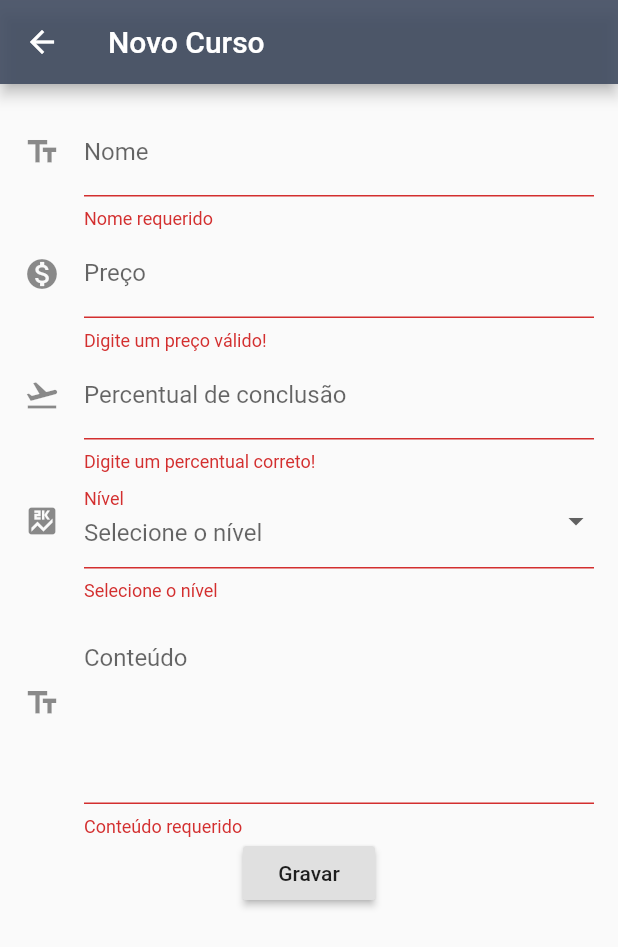
After one commit to Jhow-R/lista-cursos-app, a Flutter app: the CursosNovoScreen screen opened by its route, after a tap on "Gravar", on a phone screen of 412 x 824 dp. The commit adds this screen. Shown: the top 947 px of the screen. Run offline on Flutter 3.47's test engine with Material 2 defaults, Android fonts, the phone set to English and light mode, and no system bars; Roboto replaces fonts that are missing (Arial).

Commit message:
Criando formulário para cadastro de novos cursos

```diff
--- a/lib/main.dart
+++ b/lib/main.dart
@@ -1,5 +1,6 @@
 import 'package:flutter/material.dart';
 import 'package:lista_cursos/screens/cursos_detalhes_screen.dart';
+import 'package:lista_cursos/screens/cursos_novo_screen.dart';
 import 'package:lista_cursos/screens/cursos_screen.dart';
 
 void main() {
@@ -12,21 +13,18 @@ class MyApp extends StatelessWidget {
     return MaterialApp(
       initialRoute: "/",
       routes: {
-        "/" : (context) => CursosScreen(),
-        "/cursos_detalhes" : (context) => CursosDetalhesScreen(),
+        "/": (context) => CursosScreen(),
+        "/cursos_detalhes": (context) => CursosDetalhesScreen(),
+        '/cursos_novo': (context) => CursosNovoScreen(),
       },
       title: 'Cursos App',
       theme: ThemeData(
         primarySwatch: Colors.blue,
+        fontFamily: 'Arial',
       ),
-      //home: CursosScreen(),   Não posso usar "home" se eu configuro um initalRoute
+      // HOME: Não posso usar "home" se eu configuro um initalRoute
+      //home: CursosScreen(),
       //home: CursosDetalhesScreen(),
     );
   }
 }
-
-/*
-theme: ThemeData(
-        primarySwatch: Colors.blue,
-      ),
-*/
--- /dev/null
+++ b/lib/screens/cursos_novo_screen.dart
@@ -0,0 +1,163 @@
+import 'package:flutter/material.dart';
+
+import '../models/curso_model.dart';
+
+class CursosNovoScreen extends StatefulWidget {
+  @override
+  _CursosNovoScreenState createState() => _CursosNovoScreenState();
+}
+
+class _CursosNovoScreenState extends State<CursosNovoScreen> {
+  CursoModel cursoModel = new CursoModel();
+  GlobalKey<ScaffoldState> scaffoldKey = new GlobalKey<ScaffoldState>();
+
+  // Manipula-se o formulário através dessa chave
+  GlobalKey<FormState> formKey = new GlobalKey<FormState>();
+
+  @override
+  Widget build(BuildContext context) {
+    return Scaffold(
+      key: scaffoldKey,
+      appBar: AppBar(
+        backgroundColor: Color.fromRGBO(64, 75, 96, .9),
+        title: Text("Novo Curso"),
+      ),
+      body: Padding(
+        padding: const EdgeInsets.all(16.0),
+        child: SingleChildScrollView(
+          child: Form(
+            key: formKey,
+            child: Column(
+              children: <Widget>[
+                // NOME
+                TextFormField(
+                  decoration: new InputDecoration(
+                    icon: const Icon(Icons.text_fields),
+                    hintText: 'Digite o nome do curso',
+                    labelText: 'Nome',
+                  ),
+                  validator: (value) {
+                    if (value.isEmpty) {
+                      return 'Nome requerido';
+                    } else if (value.length < 3) {
+                      return 'Nome inválido';
+                    }
+                    return null;
+                  },
+                  onSaved: (value) {
+                    cursoModel.nome = value;
+                  },
+                  keyboardType: TextInputType.text,
+                ),
+
+                // PREÇO
+                TextFormField(
+                  decoration: new InputDecoration(
+                    icon: const Icon(Icons.monetization_on),
+                    hintText: '999',
+                    labelText: 'Preço',
+                  ),
+                  validator: (value) {
+                    if ((value.isEmpty) || (int.parse(value) <= 0)) {
+                      return 'Digite um preço válido!';
+                    }
+                    return null;
+                  },
+                  onSaved: (value) {
+                    cursoModel.preco = int.parse(value);
+                  },
+                  keyboardType: TextInputType.number,
+                ),
+
+                // PERCENTUAL
+                TextFormField(
+                  decoration: new InputDecoration(
+                    icon: const Icon(Icons.flight_takeoff),
+                    hintText: '99.99',
+                    labelText: 'Percentual de conclusão',
+                  ),
+                  validator: (value) {
+                    if ((value.isEmpty) || (double.parse(value) <= 0)) {
+                      return 'Digite um percentual correto!';
+                    }
+                    return null;
+                  },
+                  onSaved: (value) {
+                    var percent = double.parse(value);
+                    cursoModel.percentualConclusao = percent / 100;
+                  },
+                  keyboardType: TextInputType.number,
+                ),
+
+                // NÍVEL
+                DropdownButtonFormField(
+                  items: ["Básico", "Inter", "Avançado"]
+                      .map(
+                        (e) => DropdownMenuItem(
+                          child: Text(e),
+                          value: e,
+                        ),
+                      )
+                      .toList(),
+                  decoration: new InputDecoration(
+                    icon: const Icon(Icons.score),
+                    hintText: 'Selecione o nível',
+                    labelText: 'Nível',
+                  ),
+                  validator: (value) {
+                    if (value == null) {
+                      return 'Selecione o nível';
+                    }
+
+                    return null;
+                  },
+                  onChanged: (value) {
+                    cursoModel.nivel = value;
+                  },
+                ),
+
+                // CONTEÚDO
+                TextFormField(
+                  maxLines: 5,
+                  decoration: new InputDecoration(
+                    alignLabelWithHint: true,
+                    icon: const Icon(Icons.text_fields),
+                    hintText: 'Digite o conteúdo do curso',
+                    labelText: 'Conteúdo',
+                  ),
+                  validator: (value) {
+                    if (value.isEmpty) {
+                      return 'Conteúdo requerido';
+                    }
+                    return null;
+                  },
+                  onSaved: (value) {
+                    cursoModel.conteudo = value;
+                  },
+                  keyboardType: TextInputType.multiline,
+                ),
+
+                // BOTÃO DE GRAVAR
+                RaisedButton(
+                  child: Text('Gravar'),
+                  onPressed: () {
+                    // Validar o formulário
+                    if (formKey.currentState.validate()) {
+                      // Salvar o formulário
+                      formKey.currentState.save();
+
+                      //Salvar o model no Repository
+
+                      // Fechar a tela devolvendo a mensagem de sucesso
+                      Navigator.pop(context, "Curso inserido com sucesso!");
+                    }
+                  },
+                ),
+              ],
+            ),
+          ),
+        ),
+      ),
+    );
+  }
+}
--- a/lib/screens/cursos_screen.dart
+++ b/lib/screens/cursos_screen.dart
@@ -1,7 +1,6 @@
 import 'package:flutter/material.dart';
 import 'package:lista_cursos/models/curso_model.dart';
 import 'package:lista_cursos/repository/curso_repository.dart';
-import 'package:lista_cursos/screens/cursos_detalhes_screen.dart';
 
 class CursosScreen extends StatefulWidget {
   @override
@@ -9,9 +8,13 @@ class CursosScreen extends StatefulWidget {
 }
 
 class _CursosScreenState extends State<CursosScreen> {
+  // Instância para exibir um SnackBar na tela
+  GlobalKey<ScaffoldState> scaffoldKey = new GlobalKey<ScaffoldState>();
+
   @override
   Widget build(BuildContext context) {
     return Scaffold(
+      key: scaffoldKey,
       appBar: AppBar(
         backgroundColor: Color.fromRGBO(64, 75, 96, .9),
         title: Text("Cursos"),
@@ -29,17 +32,25 @@ class _CursosScreenState extends State<CursosScreen> {
         },
       ),
       floatingActionButton: FloatingActionButton(
-        child: Icon(Icons.arrow_forward),
         backgroundColor: Color.fromRGBO(64, 75, 96, .9),
-        onPressed: () {
-          // Navegar para detalhes
-          Navigator.pushNamed(context, "/cursos_detalhes",
-              arguments: new CursoModel(id: 10, nome: "Dez"));
+        child: Icon(Icons.add),
+        onPressed: () async {
+          var retorno = await Navigator.pushNamed(context, "/cursos_novo");
+
+          if (retorno != null) {
+            // Atualizar a tela
+            setState(() {});
+
+            scaffoldKey.currentState.showSnackBar(SnackBar(
+              content: Text(retorno.toString()),
+            ));
+          }
         },
       ),
     );
   }
 
+  // Cria a lista de Cards de acordo com os cursos no Repository
   ListView buildListView(List<CursoModel> cursos) {
     return ListView.builder(
       itemCount: cursos == null ? 0 : cursos.length,
@@ -50,6 +61,7 @@ class _CursosScreenState extends State<CursosScreen> {
     );
   }
 
+  // Retorna os cards para os cartões
   Card cardCurso(CursoModel curso) {
     return Card(
       elevation: 12.0,
@@ -124,10 +136,11 @@ class _CursosScreenState extends State<CursosScreen> {
     );
   }
 
+  // Navegação para a tela de detalhes do curso
   void navegarParaDetalhes(CursoModel curso) async {
     var retorno = await Navigator.pushNamed(context, "/cursos_detalhes",
         arguments: curso);
 
-        print(retorno);
+    print(retorno);
   }
 }
```
